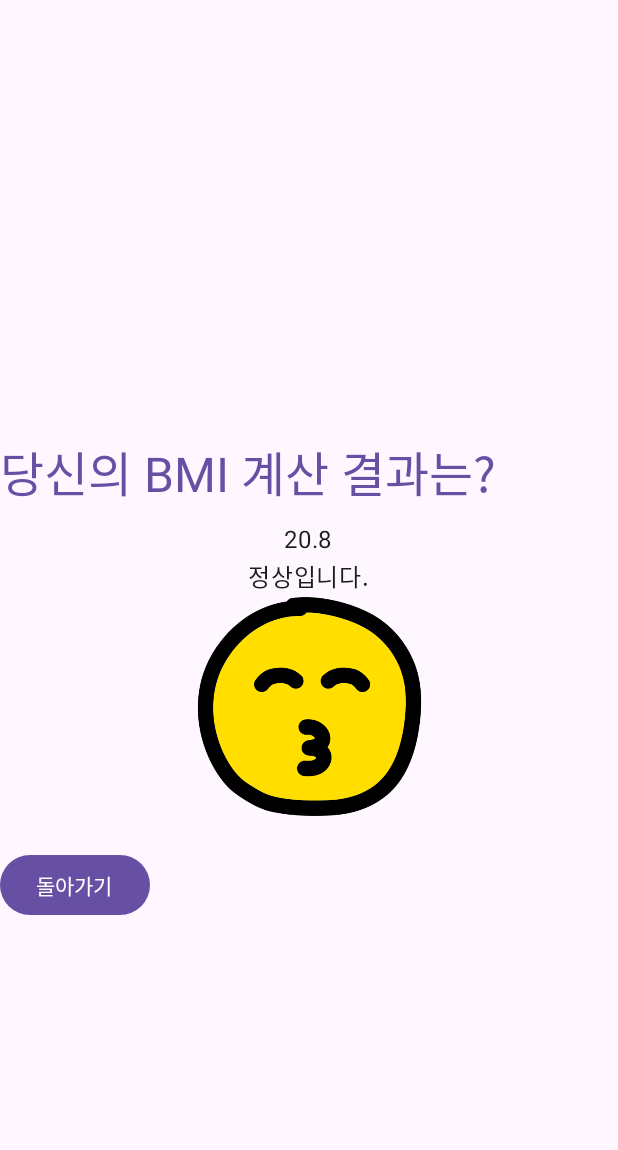
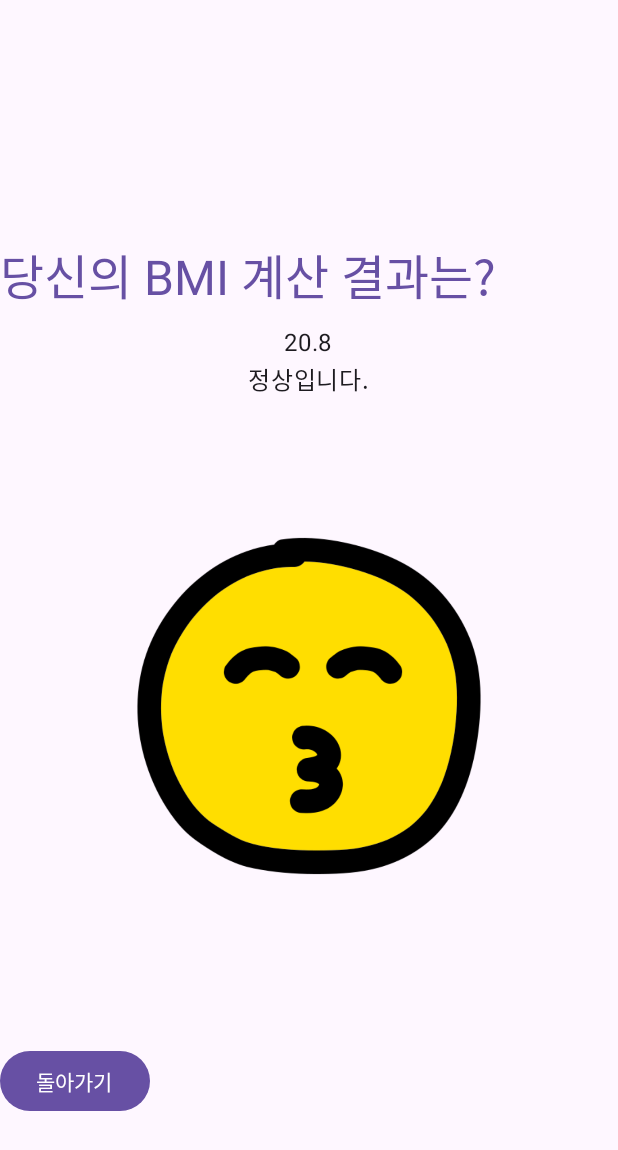
Before and after one commit to sunjoolee/BMI-Calculator, an Android app built with Jetpack Compose: the @Preview function ResultScreenPreview, on a phone screen of 412 x 824 dp. Shown: the top 1150 px of the screen. Run offline under Robolectric (Android 15) with nearby library versions, the phone set to English and light mode, and no system bars.

Commit message:
[Feat] Feat image pulsing animation

```diff
--- a/app/src/main/java/com/sunjoolee/sparta_week1_bmi/result/ResultScreen.kt
+++ b/app/src/main/java/com/sunjoolee/sparta_week1_bmi/result/ResultScreen.kt
@@ -1,5 +1,12 @@
 package com.sunjoolee.sparta_week1_bmi.result
 
+import androidx.annotation.DrawableRes
+import androidx.compose.animation.core.RepeatMode
+import androidx.compose.animation.core.animateFloat
+import androidx.compose.animation.core.animateValue
+import androidx.compose.animation.core.infiniteRepeatable
+import androidx.compose.animation.core.rememberInfiniteTransition
+import androidx.compose.animation.core.tween
 import androidx.compose.foundation.Image
 import androidx.compose.foundation.layout.Arrangement
 import androidx.compose.foundation.layout.Column
@@ -18,6 +25,7 @@ import androidx.compose.runtime.remember
 import androidx.compose.ui.Alignment
 import androidx.compose.ui.Modifier
 import androidx.compose.ui.draw.clipToBounds
+import androidx.compose.ui.graphics.graphicsLayer
 import androidx.compose.ui.platform.LocalContext
 import androidx.compose.ui.res.painterResource
 import androidx.compose.ui.tooling.preview.Preview
@@ -61,7 +69,9 @@ fun ResultTitle(
     modifier: Modifier = Modifier
 ) {
     Text(
-        modifier = modifier.padding(top = 80.dp).paddingFromBaseline(bottom = 20.dp),
+        modifier = modifier
+            .padding(top = 80.dp)
+            .paddingFromBaseline(bottom = 20.dp),
         text = LocalContext.current.getString(R.string.result_tv_title),
         color = MaterialTheme.colorScheme.primary,
         style = MaterialTheme.typography.headlineLarge
@@ -77,17 +87,39 @@ fun ResultContent(
         modifier = modifier.fillMaxWidth(),
         horizontalAlignment = Alignment.CenterHorizontally,
     ){
-        Text(text = resultScreenStateHolder.getBmiValue())
+        with(resultScreenStateHolder.getBmiValue()){
+            if(this.isNotBlank()) Text(text = this)
+        }
         Text(text = LocalContext.current.getString(resultScreenStateHolder.bmiInfoId))
-        Image(
-            painter = painterResource(id = resultScreenStateHolder.bmiEmojiId),
-            contentDescription = "",
-            modifier = Modifier
-                .height(150.dp)
-                .width(150.dp)
-                .clipToBounds()
+        PulsingImage(resultScreenStateHolder.bmiEmojiId)
+    }
+}
+
+@Composable
+fun PulsingImage(
+    @DrawableRes imageId: Int
+){
+    val infiniteTransition = rememberInfiniteTransition(label = "pulse_image")
+    val scale = infiniteTransition.animateFloat(
+        label = "pulse_image",
+        initialValue = 0.3F,
+        targetValue = 0.6F,
+        animationSpec = infiniteRepeatable(
+            animation = tween(1000),
+            repeatMode = RepeatMode.Reverse
         )
-    }
+    )
+
+    Image(
+        painter = painterResource(id = imageId),
+        contentDescription = "",
+        modifier = Modifier
+            .graphicsLayer(
+                scaleX = scale.value,
+                scaleY = scale.value
+            )
+            .clipToBounds()
+    )
 }
 
 @Composable
```
